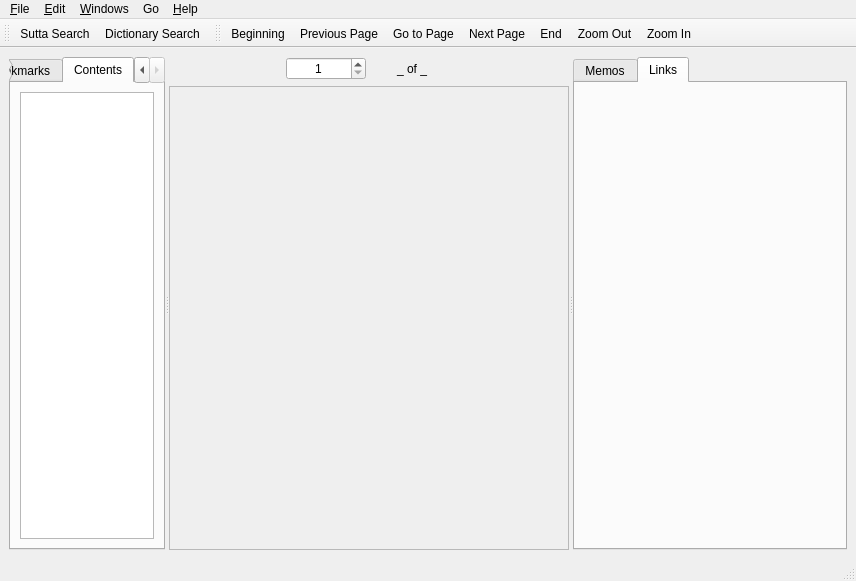
The window that simsapa/assets/ui/document_reader_window.ui (simsapa/simsapa) describes before a commit, drawn with Qt 5.
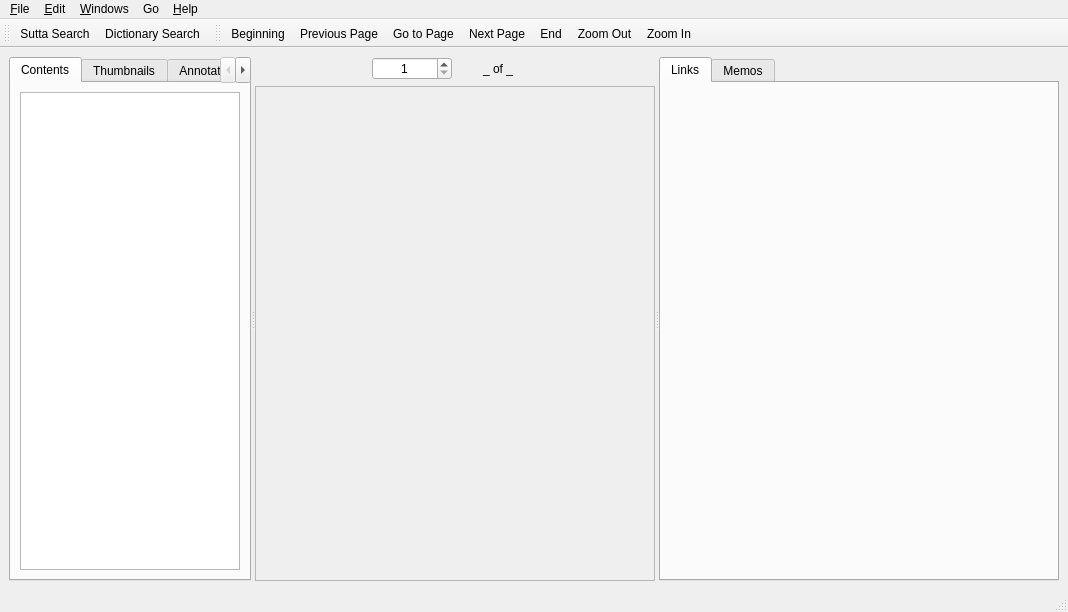
The same window after the commit. The open tabs and pages were chosen to show the change. Icons and pictures are not drawn.

```diff
--- a/simsapa/assets/ui/document_reader_window.ui
+++ b/simsapa/assets/ui/document_reader_window.ui
@@ -6,8 +6,8 @@
    <rect>
     <x>0</x>
     <y>0</y>
-    <width>856</width>
-    <height>581</height>
+    <width>1068</width>
+    <height>612</height>
    </rect>
   </property>
   <property name="baseSize">
@@ -25,6 +25,12 @@
      <layout class="QVBoxLayout" name="main_layout">
       <item>
        <widget class="QSplitter" name="splitter">
+        <property name="minimumSize">
+         <size>
+          <width>400</width>
+          <height>0</height>
+         </size>
+        </property>
         <property name="orientation">
          <enum>Qt::Horizontal</enum>
         </property>
@@ -41,6 +47,16 @@
             <property name="currentIndex">
              <number>0</number>
             </property>
+            <widget class="QWidget" name="contents_tab">
+             <attribute name="title">
+              <string>Contents</string>
+             </attribute>
+             <layout class="QVBoxLayout" name="verticalLayout_5">
+              <item>
+               <widget class="QListView" name="contents_list"/>
+              </item>
+             </layout>
+            </widget>
             <widget class="QWidget" name="thumbs_tab">
              <attribute name="title">
               <string>Thumbnails</string>
@@ -71,16 +87,6 @@
               </item>
              </layout>
             </widget>
-            <widget class="QWidget" name="contents_tab">
-             <attribute name="title">
-              <string>Contents</string>
-             </attribute>
-             <layout class="QVBoxLayout" name="verticalLayout_5">
-              <item>
-               <widget class="QListView" name="contents_list"/>
-              </item>
-             </layout>
-            </widget>
            </widget>
           </item>
          </layout>
@@ -90,17 +96,17 @@
           <item>
            <layout class="QHBoxLayout" name="page_number_layout">
             <item>
-             <widget class="QLabel" name="label">
-              <property name="sizePolicy">
-               <sizepolicy hsizetype="Expanding" vsizetype="Preferred">
-                <horstretch>0</horstretch>
-                <verstretch>0</verstretch>
-               </sizepolicy>
+             <spacer name="horizontalSpacer_2">
+              <property name="orientation">
+               <enum>Qt::Horizontal</enum>
               </property>
-              <property name="text">
-               <string/>
+              <property name="sizeHint" stdset="0">
+               <size>
+                <width>40</width>
+                <height>20</height>
+               </size>
               </property>
-             </widget>
+             </spacer>
             </item>
             <item>
              <widget class="QSpinBox" name="current_page_input">
@@ -144,20 +150,17 @@
              </widget>
             </item>
             <item>
-             <widget class="QLabel" name="label_4">
-              <property name="sizePolicy">
-               <sizepolicy hsizetype="Expanding" vsizetype="Preferred">
-                <horstretch>0</horstretch>
-                <verstretch>0</verstretch>
-               </sizepolicy>
+             <spacer name="horizontalSpacer">
+              <property name="orientation">
+               <enum>Qt::Horizontal</enum>
               </property>
-              <property name="text">
-               <string/>
+              <property name="sizeHint" stdset="0">
+               <size>
+                <width>40</width>
+                <height>20</height>
+               </size>
               </property>
-              <property name="alignment">
-               <set>Qt::AlignRight|Qt::AlignTrailing|Qt::AlignVCenter</set>
-              </property>
-             </widget>
+             </spacer>
             </item>
            </layout>
           </item>
@@ -184,7 +187,7 @@
                <x>0</x>
                <y>0</y>
                <width>398</width>
-               <height>444</height>
+               <height>475</height>
               </rect>
              </property>
              <property name="sizePolicy">
@@ -217,9 +220,25 @@
          <layout class="QVBoxLayout" name="tabs_layout">
           <item>
            <widget class="QTabWidget" name="rightside_tabs">
+            <property name="minimumSize">
+             <size>
+              <width>400</width>
+              <height>0</height>
+             </size>
+            </property>
             <property name="currentIndex">
              <number>0</number>
             </property>
+            <widget class="QWidget" name="links_tab">
+             <attribute name="title">
+              <string>Links</string>
+             </attribute>
+             <layout class="QVBoxLayout" name="verticalLayout_6">
+              <item>
+               <layout class="QVBoxLayout" name="links_layout"/>
+              </item>
+             </layout>
+            </widget>
             <widget class="QWidget" name="memos_tab">
              <attribute name="title">
               <string>Memos</string>
@@ -312,16 +331,6 @@
               </item>
              </layout>
             </widget>
-            <widget class="QWidget" name="links_tab">
-             <attribute name="title">
-              <string>Links</string>
-             </attribute>
-             <layout class="QVBoxLayout" name="verticalLayout_6">
-              <item>
-               <layout class="QVBoxLayout" name="links_layout"/>
-              </item>
-             </layout>
-            </widget>
            </widget>
           </item>
          </layout>
@@ -337,7 +346,7 @@
     <rect>
      <x>0</x>
      <y>0</y>
-     <width>856</width>
+     <width>1068</width>
      <height>20</height>
     </rect>
    </property>
```
